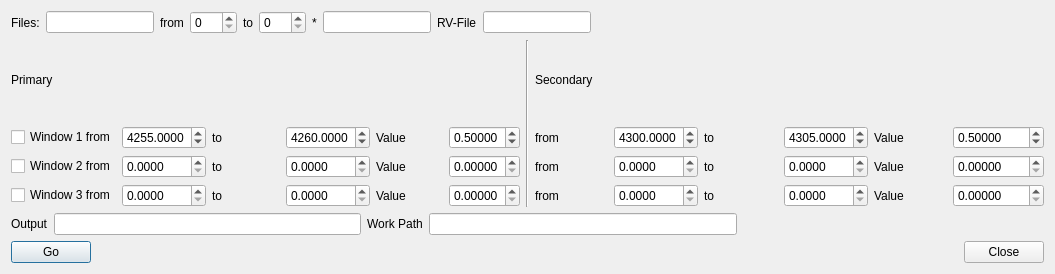
Above: CroCo/cpd.ui from DPSablowski/croco before the change. Below: the same form after it.
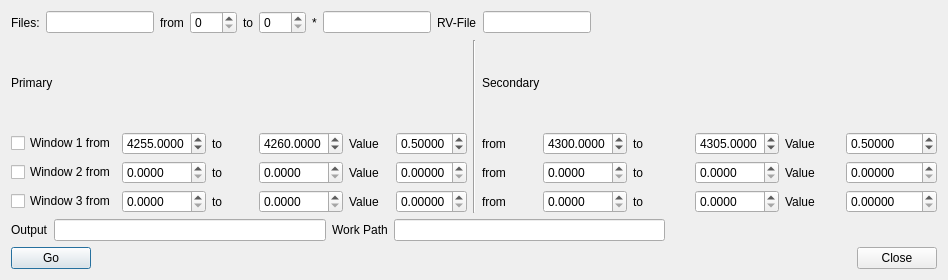
That is the form after the change.

```diff
--- a/CroCo/cpd.ui
+++ b/CroCo/cpd.ui
@@ -6,8 +6,8 @@
    <rect>
     <x>0</x>
     <y>0</y>
-    <width>1055</width>
-    <height>274</height>
+    <width>948</width>
+    <height>280</height>
    </rect>
   </property>
   <property name="windowTitle">
```
